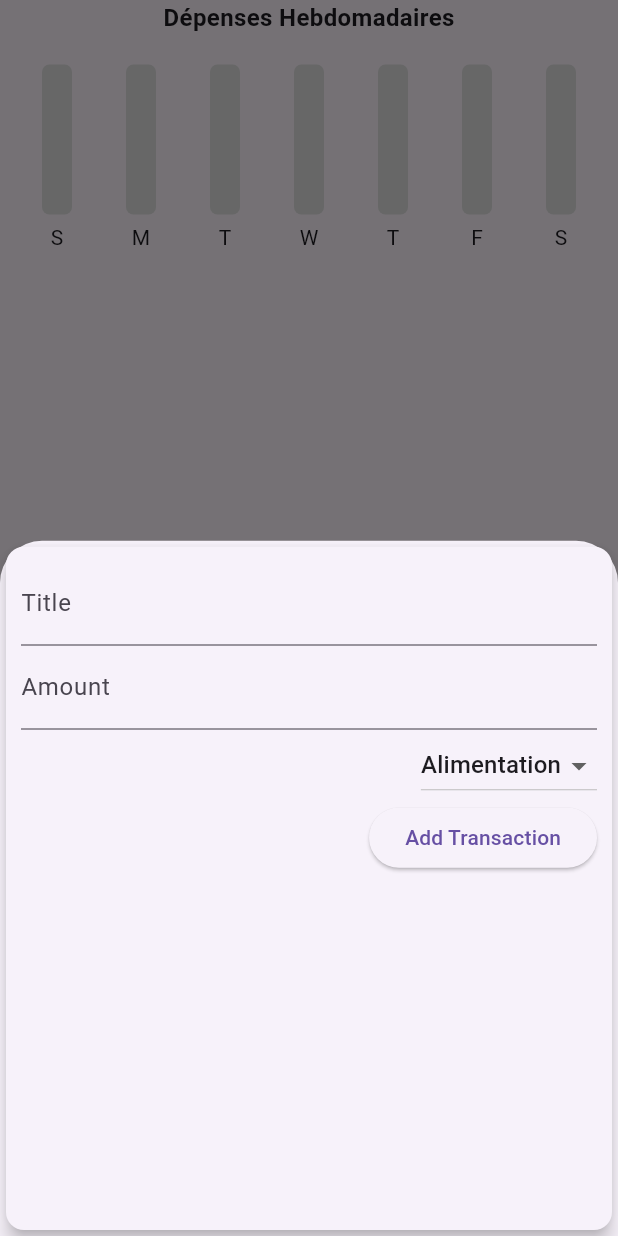
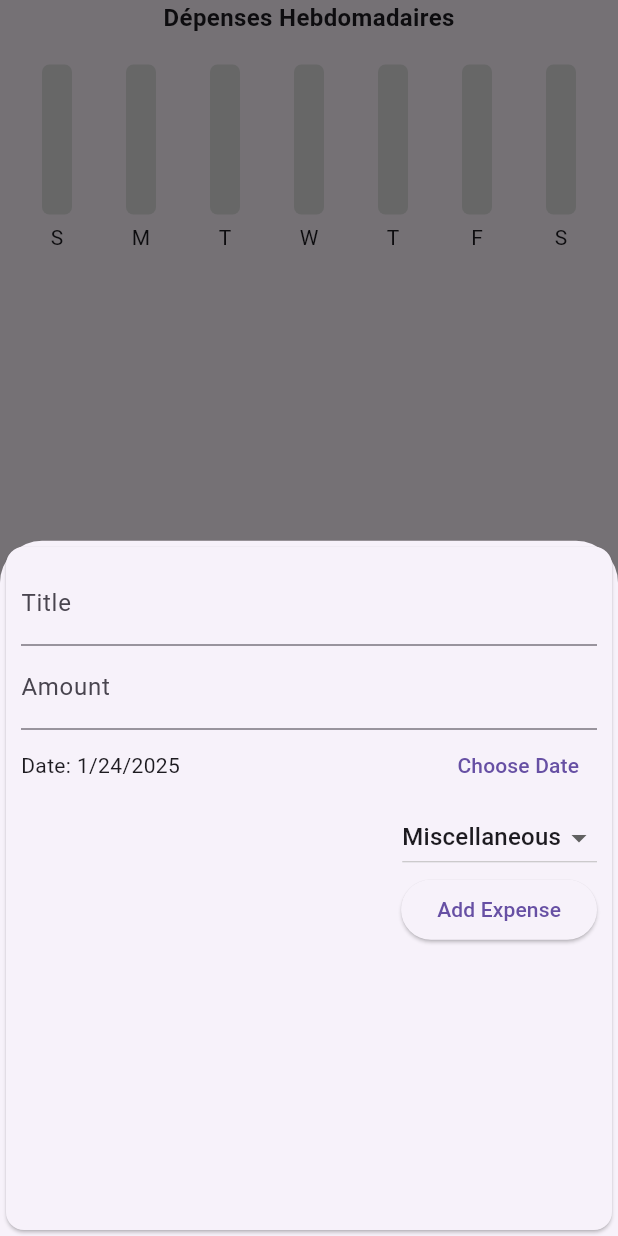
Before and after one commit to njike07/finalproject, a Flutter app: the ExpenseList widget shown alone on an empty page, opened directly, after a tap on the "add" icon, on a phone screen of 412 x 824 dp. Run offline on Flutter 3.47's test engine with Material 3 defaults, Android fonts, the light colour scheme and no system bars; our stand-ins replace firebase_auth, firebase_core; accounts and stored records are empty; network calls fail.

Commit message:
second commit

```diff
--- a/lib/components/add_transaction.dart
+++ b/lib/components/add_transaction.dart
@@ -1,68 +1,123 @@
 import 'package:flutter/material.dart';
+import 'package:intl/intl.dart';
+import 'expense_item.dart';
 
 class AddTransaction extends StatefulWidget {
-  final Function addExpense;
+  final Function(String, double, String, DateTime) addExpense;
+  final ExpenseItem? existingExpense;
 
-  AddTransaction(this.addExpense);
+  AddTransaction(this.addExpense, {this.existingExpense});
 
   @override
   _AddTransactionState createState() => _AddTransactionState();
 }
 
 class _AddTransactionState extends State<AddTransaction> {
-  final _titleController = TextEditingController();
-  final _amountController = TextEditingController();
-  String _selectedCategory = 'Alimentation';
-  final _categories = ['Alimentation', 'Transport', 'Loisirs', 'Autres'];
+  final titleController = TextEditingController();
+  final amountController = TextEditingController();
+  String selectedCategory = 'Miscellaneous';
+  DateTime selectedDate = DateTime.now();
+
+  final List<String> categories = [
+    'Food',
+    'Transport',
+    'Entertainment',
+    'Utilities',
+    'Miscellaneous'
+  ];
+
+  @override
+  void initState() {
+    super.initState();
+    if (widget.existingExpense != null) {
+      titleController.text = widget.existingExpense!.title;
+      amountController.text = widget.existingExpense!.amount.toString();
+      selectedCategory = widget.existingExpense!.category;
+      selectedDate = widget.existingExpense!.date;
+    }
+  }
 
   void _submitData() {
-    final title = _titleController.text;
-    final amount = double.tryParse(_amountController.text);
-    if (title.isEmpty || amount == null || amount <= 0) {
-      return;
+    final title = titleController.text;
+    final amount = double.tryParse(amountController.text) ?? 0.0;
+
+    if (title.isEmpty || amount <= 0) {
+      return; // Gérer les erreurs ici
     }
 
-    widget.addExpense(title, amount, _selectedCategory);
+    // Appeler la fonction pour ajouter ou modifier une dépense
+    if (widget.existingExpense != null) {
+      // Modifier une dépense existante
+      widget.addExpense(title, amount, selectedCategory, selectedDate);
+    } else {
+      // Ajouter une nouvelle dépense
+      widget.addExpense(title, amount, selectedCategory, selectedDate);
+    }
+
     Navigator.of(context).pop();
+  }
+
+  void _selectDate(BuildContext context) {
+    showDatePicker(
+      context: context,
+      initialDate: selectedDate,
+      firstDate: DateTime(2000),
+      lastDate: DateTime.now(),
+    ).then((pickedDate) {
+      if (pickedDate == null) return;
+      setState(() {
+        selectedDate = pickedDate;
+      });
+    });
   }
 
   @override
   Widget build(BuildContext context) {
     return Card(
-      elevation: 5,
       child: Container(
         padding: EdgeInsets.all(10),
         child: Column(
           crossAxisAlignment: CrossAxisAlignment.end,
           children: <Widget>[
             TextField(
-              controller: _titleController,
               decoration: InputDecoration(labelText: 'Title'),
-              onSubmitted: (_) => _submitData(),
+              controller: titleController,
             ),
             TextField(
-              controller: _amountController,
               decoration: InputDecoration(labelText: 'Amount'),
+              controller: amountController,
               keyboardType: TextInputType.number,
-              onSubmitted: (_) => _submitData(),
+            ),
+            Row(
+              children: [
+                Expanded(
+                  child: Text('Date: ${DateFormat.yMd().format(selectedDate)}'),
+                ),
+                TextButton(
+                  onPressed: () => _selectDate(context),
+                  child: Text('Choose Date'),
+                ),
+              ],
             ),
             DropdownButton<String>(
-              value: _selectedCategory,
-              items: _categories.map((category) {
-                return DropdownMenuItem(
+              value: selectedCategory,
+              items: categories.map((String category) {
+                return DropdownMenuItem<String>(
                   value: category,
                   child: Text(category),
                 );
               }).toList(),
-              onChanged: (newValue) {
+              onChanged: (String? newValue) {
                 setState(() {
-                  _selectedCategory = newValue!;
+                  selectedCategory = newValue!;
                 });
               },
             ),
             ElevatedButton(
               onPressed: _submitData,
-              child: Text('Add Transaction'),
+              child: Text(widget.existingExpense != null
+                  ? 'Edit Expense'
+                  : 'Add Expense'),
             ),
           ],
         ),
--- a/lib/components/expense_item.dart
+++ b/lib/components/expense_item.dart
@@ -1,14 +1,13 @@
-import 'package:flutter/foundation.dart';
+class ExpenseItem {
+  String title; // Retirer 'final'
+  double amount; // Retirer 'final'
+  DateTime date; // Retirer 'final'
+  String category;
 
-class ExpenseItem {
-  final String title;
-  final double amount;
-  final DateTime date;
-  final String category;
-
-  ExpenseItem(
-      {required this.title,
-      required this.amount,
-      required this.date,
-      required this.category});
+  ExpenseItem({
+    required this.title,
+    required this.amount,
+    required this.date,
+    required this.category,
+  });
 }
--- a/lib/pages/homePage.dart
+++ b/lib/pages/homePage.dart
@@ -1,11 +1,11 @@
 import 'package:flutter/material.dart';
 import 'package:projetfinal/components/add_transaction.dart';
-//import 'package:intl/intl.dart';
 import 'package:projetfinal/components/expense_item.dart';
+import 'package:intl/intl.dart';
 
-void main() => runApp(MyApp());
+void main() => runApp(Homepage());
 
-class MyApp extends StatelessWidget {
+class Homepage extends StatelessWidget {
   @override
   Widget build(BuildContext context) {
     return MaterialApp(
@@ -36,12 +36,12 @@ class ExpenseList extends StatefulWidget {
 class _ExpenseListState extends State<ExpenseList> {
   final List<ExpenseItem> _expenses = [];
 
-  /// Méthode pour ajouter une dépense
-  void _addExpense(String title, double amount, String category) {
+  void _addExpense(
+      String title, double amount, String category, DateTime date) {
     final newExpense = ExpenseItem(
       title: title,
       amount: amount,
-      date: DateTime.now(),
+      date: date,
       category: category,
     );
 
@@ -50,28 +50,32 @@ class _ExpenseListState extends State<ExpenseList> {
     });
   }
 
-  /// Méthode pour supprimer une dépense
   void _deleteExpense(String title) {
     setState(() {
       _expenses.removeWhere((expense) => expense.title == title);
     });
   }
 
-  /// Méthode pour obtenir les dépenses quotidiennes
-  List<ExpenseItem> _getDailyExpenses() {
-    return _expenses.where((expense) {
-      return expense.date.day == DateTime.now().day &&
-          expense.date.month == DateTime.now().month &&
-          expense.date.year == DateTime.now().year;
-    }).toList();
+  void _editExpense(ExpenseItem expense, String title, double amount,
+      String category, DateTime date) {
+    setState(() {
+      expense.title = title;
+      expense.amount = amount;
+      expense.category = category;
+      expense.date = date;
+    });
   }
 
-  /// Méthode pour obtenir les dépenses hebdomadaires
   List<double> _getWeeklyExpenses() {
     List<double> weeklyExpenses = List.filled(7, 0.0);
+    DateTime now = DateTime.now();
+
     for (var expense in _expenses) {
-      int weekday = expense.date.weekday; // 1 = Lundi, 7 = Dimanche
-      weeklyExpenses[weekday - 1] += expense.amount;
+      if (expense.date.isAfter(now.subtract(Duration(days: now.weekday - 1))) &&
+          expense.date.isBefore(now.add(Duration(days: 8 - now.weekday)))) {
+        int weekdayIndex = expense.date.weekday - 1;
+        weeklyExpenses[weekdayIndex] += expense.amount;
+      }
     }
     return weeklyExpenses;
   }
@@ -109,13 +113,38 @@ class _ExpenseListState extends State<ExpenseList> {
                         expense.category,
                         style: TextStyle(color: Colors.blueGrey),
                       ),
+                      Text(
+                        DateFormat.yMd().format(expense.date),
+                        style: TextStyle(color: Colors.blueGrey),
+                      ),
                     ],
                   ),
-                  trailing: IconButton(
-                    icon: Icon(Icons.delete, color: Colors.red),
-                    onPressed: () {
-                      _deleteExpense(expense.title);
-                    },
+                  trailing: Row(
+                    mainAxisSize: MainAxisSize.min,
+                    children: [
+                      IconButton(
+                        icon: Icon(Icons.edit, color: Colors.blue),
+                        onPressed: () {
+                          showModalBottomSheet(
+                            context: context,
+                            builder: (ctx) => AddTransaction(
+                              (newTitle, newAmount, newCategory, newDate) {
+                                _editExpense(expense, newTitle, newAmount,
+                                    newCategory, newDate);
+                                Navigator.of(ctx).pop();
+                              },
+                              existingExpense: expense,
+                            ),
+                          );
+                        },
+                      ),
+                      IconButton(
+                        icon: Icon(Icons.delete, color: Colors.red),
+                        onPressed: () {
+                          _deleteExpense(expense.title);
+                        },
+                      ),
+                    ],
                   ),
                 ),
               );
--- a/pubspec.yaml
+++ b/pubspec.yaml
@@ -37,6 +37,7 @@ dependencies:
   cupertino_icons: ^1.0.8
   firebase_core: ^3.10.1
   firebase_auth: ^5.4.1
+  intl: ^0.20.1
 
 dev_dependencies:
   flutter_test:
```
Also changed, not shown: pubspec.lock.
